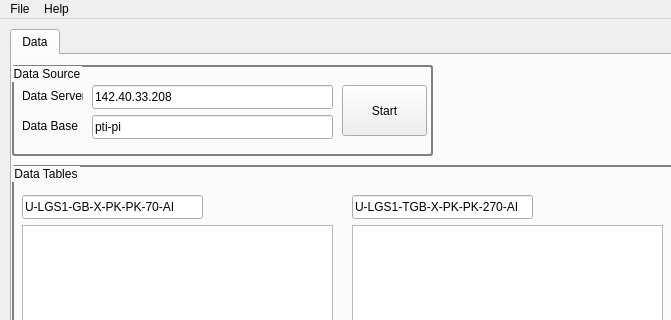
Above: Vale/PredictPIServer/ValePredictPI/sample_ui/table_fetch.ui from mekatronik-achmadi/Predict-CBM before the change; both pictures show x 0 to 671 and y 0 to 320 of the 1024 by 600 pixel window. Below: the same form after it.
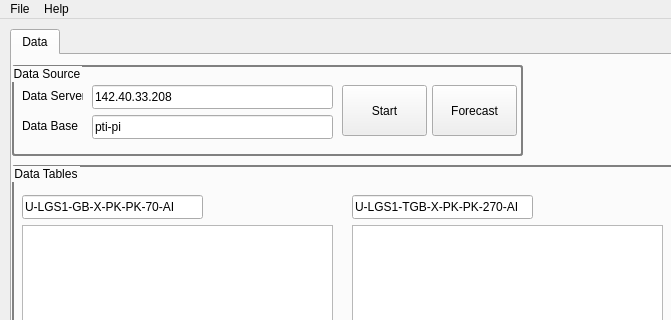
That is the form after the change.

What changed in the file:
```diff
--- a/Vale/PredictPIServer/ValePredictPI/sample_ui/table_fetch.ui
+++ b/Vale/PredictPIServer/ValePredictPI/sample_ui/table_fetch.ui
@@ -120,7 +120,7 @@
        <rect>
         <x>0</x>
         <y>10</y>
-        <width>421</width>
+        <width>511</width>
         <height>91</height>
        </rect>
       </property>
@@ -195,6 +195,19 @@
         <string>Start</string>
        </property>
       </widget>
+      <widget class="QPushButton" name="btnForeStart">
+       <property name="geometry">
+        <rect>
+         <x>420</x>
+         <y>20</y>
+         <width>85</width>
+         <height>51</height>
+        </rect>
+       </property>
+       <property name="text">
+        <string>Forecast</string>
+       </property>
+      </widget>
      </widget>
     </widget>
    </widget>
```
